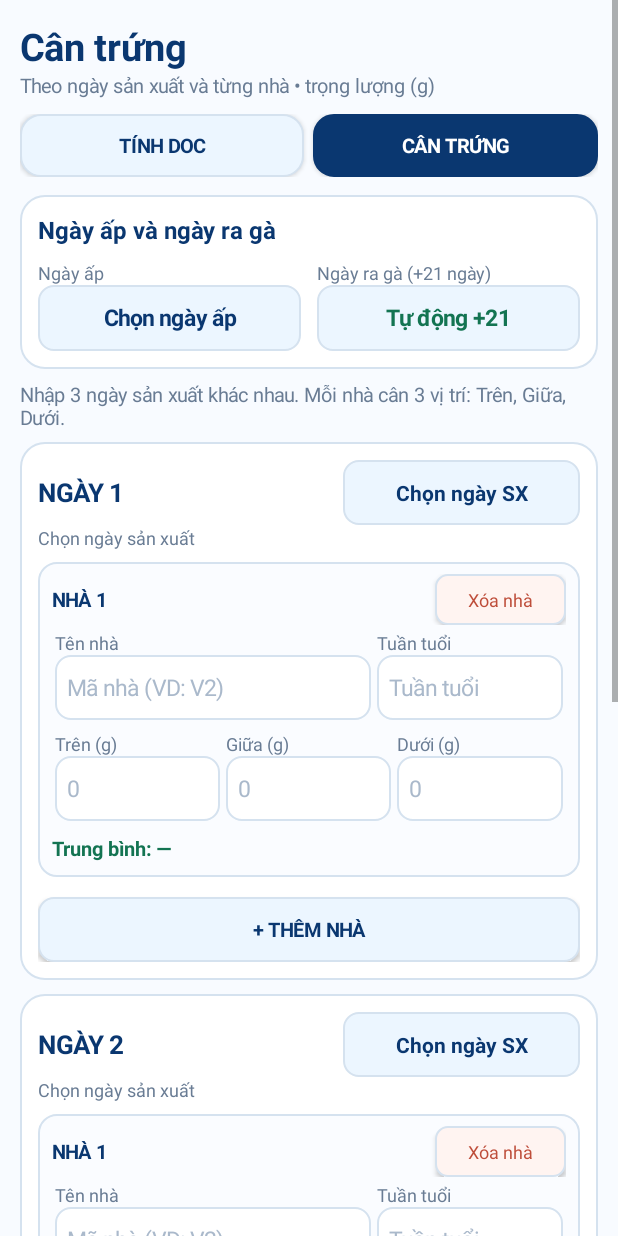
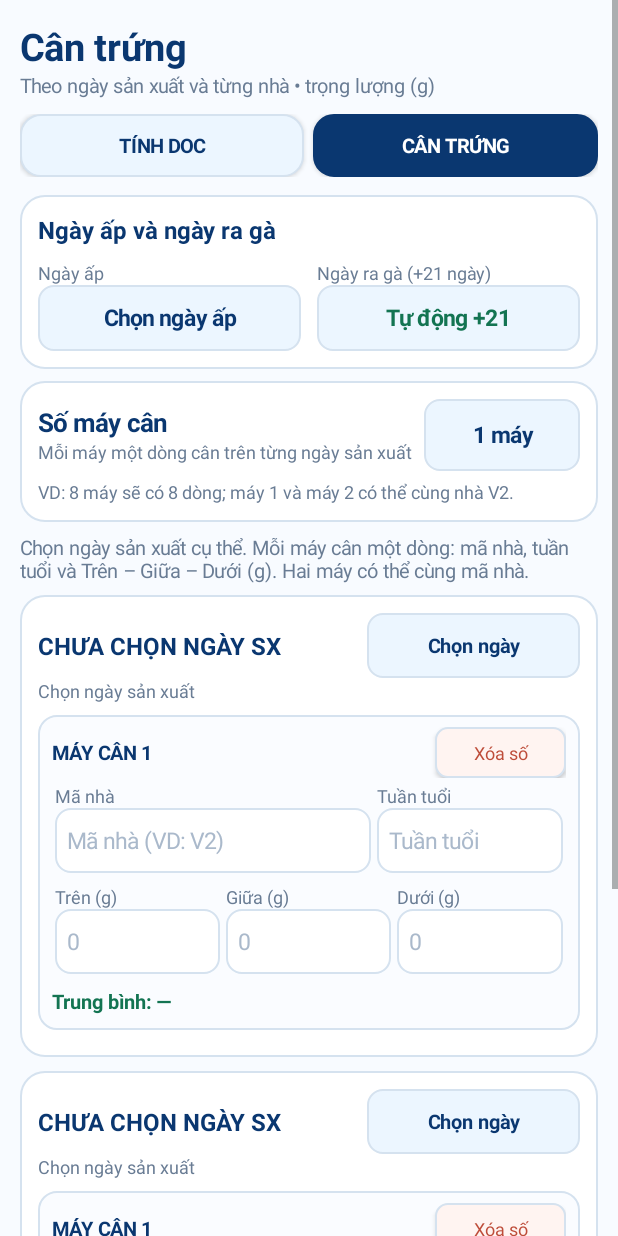
Before and after one commit to anhkaipa-cmd/Tinh-ga-app, an Android app: the EggWeightActivity screen opened directly, with no data from a screen before it, on a phone screen of 412 x 824 dp. Run offline under Robolectric (Android 15) with nearby library versions, the phone set to English and light mode, and no system bars.

Commit message:
Show real production dates, support two-day export and selectable machine count with duplicate houses

```diff
--- a/app/src/main/java/com/anhthu/tinhga/EggWeightActivity.java
+++ b/app/src/main/java/com/anhthu/tinhga/EggWeightActivity.java
@@ -2,6 +2,7 @@ package com.anhthu.tinhga;
 
 import android.app.Activity;
 import android.app.DatePickerDialog;
+import android.app.AlertDialog;
 import android.content.ClipData;
 import android.content.Intent;
 import android.content.SharedPreferences;
@@ -19,6 +20,7 @@ import android.view.ViewGroup;
 import android.widget.Button;
 import android.widget.EditText;
 import android.widget.LinearLayout;
+import android.widget.NumberPicker;
 import android.widget.ScrollView;
 import android.widget.TextView;
 import android.widget.Toast;
@@ -46,8 +48,11 @@ public class EggWeightActivity extends Activity {
     private final TextView[] dayDateTexts=new TextView[3];
     private final TextView[] dayStatusTexts=new TextView[3];
     private final LinearLayout[] dayContainers=new LinearLayout[3];
-    private TextView hatchText, incubationText, overallStatus;
-    private Button exportButton;
+    private final TextView[] dayHeadingTexts=new TextView[3];
+    private final View[] dayCards=new View[3];
+    private TextView hatchText, incubationText, overallStatus, machineCountView;
+    private Button exportButton, thirdDayToggle;
+    private int machineCount, visibleDayCount;
 
     private static class WeightRow {
         final String id;
@@ -64,6 +69,20 @@ public class EggWeightActivity extends Activity {
         getWindow().getDecorView().setSystemUiVisibility(View.SYSTEM_UI_FLAG_LIGHT_STATUS_BAR);
         store=getSharedPreferences("tinh_ga_can_trung",MODE_PRIVATE);
         for (int i=0; i<3; i++) rows[i]=new ArrayList<>();
+        visibleDayCount=store.getInt("visible_days",
+            store.getLong("production_2",0)>0?3:2);
+        visibleDayCount=visibleDayCount==3?3:2;
+        machineCount=store.getInt("machine_count",0);
+        if(machineCount<1) {
+            machineCount=1;
+            for(int day=0;day<3;day++) {
+                String ids=store.getString("ids_"+day,"0");
+                if(ids!=null&&!ids.trim().isEmpty()) {
+                    machineCount=Math.max(machineCount,ids.split(",").length);
+                }
+            }
+        }
+        machineCount=Math.max(1,Math.min(30,machineCount));
         setContentView(buildScreen());
         refresh();
     }
@@ -86,15 +105,36 @@ public class EggWeightActivity extends Activity {
         root.addView(space(12));
         root.addView(incubationCard());
         root.addView(space(8));
+        root.addView(machineConfigCard());
+        root.addView(space(8));
 
-        TextView guide=label("Nhập 3 ngày sản xuất khác nhau. Mỗi nhà cân 3 vị trí: Trên, Giữa, Dưới.",13,GREY,false);
+        TextView guide=label("Chọn ngày sản xuất cụ thể. Mỗi máy cân một dòng: mã nhà, tuần tuổi và Trên – Giữa – Dưới (g). Hai máy có thể cùng mã nhà.",13,GREY,false);
         root.addView(guide);
         root.addView(space(7));
 
         for(int day=0;day<3;day++) {
-            root.addView(dayCard(day));
+            dayCards[day]=dayCard(day);
+            root.addView(dayCards[day]);
             root.addView(space(9));
         }
+        dayCards[2].setVisibility(visibleDayCount==3?View.VISIBLE:View.GONE);
+
+        thirdDayToggle=new Button(this);
+        thirdDayToggle.setAllCaps(false);
+        thirdDayToggle.setTextSize(14);
+        thirdDayToggle.setTypeface(Typeface.DEFAULT_BOLD);
+        thirdDayToggle.setTextColor(NAVY);
+        thirdDayToggle.setBackground(round(PALE,10,BORDER));
+        thirdDayToggle.setOnClickListener(v->{
+            visibleDayCount=visibleDayCount==2?3:2;
+            store.edit().putInt("visible_days",visibleDayCount).apply();
+            dayCards[2].setVisibility(visibleDayCount==3?View.VISIBLE:View.GONE);
+            updateThirdDayToggle();
+            refresh();
+        });
+        root.addView(thirdDayToggle,new LinearLayout.LayoutParams(-1,dp(44)));
+        updateThirdDayToggle();
+        root.addView(space(9));
         overallStatus=label("",13,NAVY,true);
         root.addView(overallStatus);
         root.addView(space(9));
@@ -166,18 +206,70 @@ public class EggWeightActivity extends Activity {
         return card;
     }
 
+    private View machineConfigCard() {
+        LinearLayout card=verticalCard();
+        LinearLayout bar=new LinearLayout(this);
+        bar.setOrientation(LinearLayout.HORIZONTAL);
+        bar.setGravity(Gravity.CENTER_VERTICAL);
+        LinearLayout labels=new LinearLayout(this);
+        labels.setOrientation(LinearLayout.VERTICAL);
+        labels.addView(label("Số máy cân",17,NAVY,true));
+        labels.addView(label("Mỗi máy một dòng cân trên từng ngày sản xuất",12,GREY,false));
+        bar.addView(labels,new LinearLayout.LayoutParams(0,-2,1f));
+        machineCountView=dateButtonText();
+        machineCountView.setText(machineCount+" máy");
+        machineCountView.setOnClickListener(v->pickMachineCount());
+        bar.addView(machineCountView,new LinearLayout.LayoutParams(dp(104),dp(48)));
+        card.addView(bar);
+        card.addView(space(5));
+        card.addView(label("VD: 8 máy sẽ có 8 dòng; máy 1 và máy 2 có thể cùng nhà V2.",12,GREY,false));
+        return card;
+    }
+
+    private void pickMachineCount() {
+        NumberPicker picker=new NumberPicker(this);
+        picker.setMinValue(1);
+        picker.setMaxValue(30);
+        picker.setWrapSelectorWheel(false);
+        picker.setValue(machineCount);
+        picker.setDescendantFocusability(NumberPicker.FOCUS_BLOCK_DESCENDANTS);
+        new AlertDialog.Builder(this)
+            .setTitle("Chọn số máy cân")
+            .setView(picker)
+            .setPositiveButton("ÁP DỤNG",(dialog,which)->{
+                int count=picker.getValue();
+                if(count!=machineCount) {
+                    machineCount=count;
+                    store.edit().putInt("machine_count",machineCount).apply();
+                    for(int day=0;day<3;day++) rows[day].clear();
+                    setContentView(buildScreen());
+                    refresh();
+                }
+            })
+            .setNegativeButton("HỦY",null)
+            .show();
+    }
+
+    private void updateThirdDayToggle() {
+        if(thirdDayToggle!=null) {
+            thirdDayToggle.setText(visibleDayCount==2?
+                "+ THÊM NGÀY SẢN XUẤT THỨ 3" : "CHỈ XUẤT 2 NGÀY SẢN XUẤT");
+        }
+    }
+
     private View dayCard(int day) {
         LinearLayout card=verticalCard();
         LinearLayout titleRow=new LinearLayout(this);
         titleRow.setOrientation(LinearLayout.HORIZONTAL);
         titleRow.setGravity(Gravity.CENTER_VERTICAL);
-        titleRow.addView(label("NGÀY " +(day+1),17,NAVY,true),
-            new LinearLayout.LayoutParams(0,-2,1f));
+        TextView heading=label("CHƯA CHỌN NGÀY SX",16,NAVY,true);
+        dayHeadingTexts[day]=heading;
+        titleRow.addView(heading,new LinearLayout.LayoutParams(0,-2,1f));
         TextView date=dateButtonText();
-        date.setTextSize(14);
+        date.setTextSize(13);
         dayDateTexts[day]=date;
         date.setOnClickListener(v->pickDate("production_"+day,date,true));
-        titleRow.addView(date,new LinearLayout.LayoutParams(dp(158),dp(43)));
+        titleRow.addView(date,new LinearLayout.LayoutParams(dp(142),dp(43)));
         card.addView(titleRow);
 
         TextView status=label("",12,GREY,false);
@@ -191,24 +283,21 @@ public class EggWeightActivity extends Activity {
         card.addView(container);
 
         String saved=store.getString("ids_"+day,"0");
-        if (saved.trim().isEmpty()) saved="0";
+        if(saved==null||saved.trim().isEmpty()) saved="0";
+        ArrayList<String> ids=new ArrayList<>();
         for(String id:saved.split(",")) {
-            if (!id.trim().isEmpty()) appendRow(day,id.trim());
+            if(!id.trim().isEmpty()) ids.add(id.trim());
         }
-        Button add=new Button(this);
-        add.setAllCaps(false);
-        add.setText("+ THÊM NHÀ");
-        add.setTextSize(13);
-        add.setTextColor(NAVY);
-        add.setTypeface(Typeface.DEFAULT_BOLD);
-        add.setBackground(round(PALE,10,BORDER));
-        add.setOnClickListener(v->addHouse(day));
-        LinearLayout.LayoutParams ap=new LinearLayout.LayoutParams(-1,dp(43));
-        ap.topMargin=dp(7);
-        card.addView(add,ap);
-
+        while(ids.size()<machineCount) {
+            long next=store.getLong("next_id",1);
+            store.edit().putLong("next_id",next+1).apply();
+            ids.add(String.valueOf(next));
+        }
+        store.edit().putString("ids_"+day,android.text.TextUtils.join(",",ids)).apply();
+        for(int index=0;index<machineCount;index++) appendRow(day,ids.get(index));
         long ms=store.getLong("production_"+day,0);
-        date.setText(ms>0?formatDate(ms):"Chọn ngày SX");
+        date.setText(ms>0?"Đổi ngày":"Chọn ngày");
+        heading.setText(ms>0? "NGÀY SX\n"+formatDate(ms):"CHƯA CHỌN NGÀY SX");
         return card;
     }
 
@@ -226,16 +315,16 @@ public class EggWeightActivity extends Activity {
 
         LinearLayout header=new LinearLayout(this);
         header.setGravity(Gravity.CENTER_VERTICAL);
-        header.addView(label("NHÀ "+rows[day].size(),13,NAVY,true),
+        header.addView(label("MÁY CÂN "+rows[day].size(),13,NAVY,true),
             new LinearLayout.LayoutParams(0,-2,1f));
         Button remove=new Button(this);
-        remove.setText("Xóa nhà");
+        remove.setText("Xóa số");
         remove.setAllCaps(false);
         remove.setTextSize(12);
         remove.setTextColor(Color.rgb(190,77,58));
         remove.setPadding(dp(4),0,dp(4),0);
         remove.setBackground(round(Color.rgb(255,244,241),8,BORDER));
-        remove.setOnClickListener(v->removeHouse(day,row));
+        remove.setOnClickListener(v->clearMachineRow(row));
         header.addView(remove,new LinearLayout.LayoutParams(dp(87),dp(34)));
         card.addView(header);
 
@@ -244,7 +333,7 @@ public class EggWeightActivity extends Activity {
         row.house=input(day,id,"house","Mã nhà (VD: V2)",false);
         row.age=input(day,id,"age","Tuần tuổi",false);
         row.age.setInputType(InputType.TYPE_CLASS_NUMBER);
-        addColumn(rowOne,"Tên nhà",row.house,1.7f);
+        addColumn(rowOne,"Mã nhà",row.house,1.7f);
         addColumn(rowOne,"Tuần tuổi",row.age,1f);
         card.addView(rowOne);
 
@@ -299,38 +388,13 @@ public class EggWeightActivity extends Activity {
         return v;
     }
 
-    private void addHouse(int day) {
-        long id=store.getLong("next_id",1);
-        store.edit().putLong("next_id",id+1).apply();
-        appendRow(day,String.valueOf(id));
-        saveIds(day);
+    private void clearMachineRow(WeightRow row) {
+        row.house.setText("");
+        row.age.setText("");
+        row.top.setText("");
+        row.middle.setText("");
+        row.bottom.setText("");
         refresh();
-    }
-
-    private void removeHouse(int day,WeightRow row) {
-        if (rows[day].size()==1) {
-            row.house.setText("");row.age.setText("");
-            row.top.setText("");row.middle.setText("");row.bottom.setText("");
-        } else {
-            dayContainers[day].removeView(row.container);
-            rows[day].remove(row);
-            SharedPreferences.Editor ed=store.edit();
-            for(String field:new String[]{"house","age","top","middle","bottom"}) {
-                ed.remove("entry_"+day+"_"+row.id+"_"+field);
-            }
-            ed.apply();
-            saveIds(day);
-        }
-        refresh();
-    }
-
-    private void saveIds(int day) {
-        StringBuilder ids=new StringBuilder();
-        for(WeightRow r:rows[day]) {
-            if(ids.length()>0) ids.append(',');
-            ids.append(r.id);
-        }
-        store.edit().putString("ids_"+day,ids.toString()).apply();
     }
 
     private void pickDate(String key,TextView output,boolean production) {
@@ -360,7 +424,10 @@ public class EggWeightActivity extends Activity {
         for(int i=0;i<3;i++) {
             if(dayDateTexts[i]!=null) {
                 long date=store.getLong("production_"+i,0);
-                dayDateTexts[i].setText(date>0?formatDate(date):"Chọn ngày SX");
+                dayDateTexts[i].setText(date>0?"Đổi ngày":"Chọn ngày");
+                if(dayHeadingTexts[i]!=null) {
+                    dayHeadingTexts[i].setText(date>0?"NGÀY SX\n"+formatDate(date):"CHƯA CHỌN NGÀY SX");
+                }
             }
         }
     }
@@ -415,74 +482,75 @@ public class EggWeightActivity extends Activity {
 
     private void refresh() {
         if(overallStatus==null||exportButton==null) return;
+        long incubation=store.getLong("incubation",0);
         int validDays=0;
-        boolean incomplete=false;
-        HashSet<Long> distinct=new HashSet<>();
-        for(int day=0;day<3;day++) {
+        HashSet<String> distinct=new HashSet<>();
+        boolean datesValid=true;
+        for(int day=0;day<visibleDayCount;day++) {
             long date=store.getLong("production_"+day,0);
-            if(date>0) distinct.add(date);
+            if(date>0) {
+                distinct.add(formatDate(date));
+                if(incubation>0 && date>incubation) datesValid=false;
+            }
             int filled=0;
-            boolean partial=false;
             for(WeightRow r:rows[day]) {
                 updateAverage(r);
                 if(complete(r)) filled++;
-                else if(containsData(r)) partial=true;
             }
-            boolean dayReady=date>0 && filled>0 && !partial;
+            boolean dayReady=date>0 && filled==machineCount;
             if(dayReady) validDays++;
-            if(partial) incomplete=true;
             if(dayStatusTexts[day]!=null) {
-                String status=dayReady?"✓ Đủ dữ liệu • "+filled+" nhà":
-                    (partial?"Còn dòng chưa đủ 3 vị trí hoặc tuần tuổi":
-                    (date==0?"Chọn ngày sản xuất":"Nhập ít nhất 1 nhà và đủ 3 vị trí"));
+                String status=date==0?"Chọn ngày sản xuất":
+                    (filled==machineCount?
+                    "✓ Đã đủ "+filled+"/"+machineCount+" máy cân" :
+                    "Đã nhập đủ "+filled+"/"+machineCount+" máy • cần mã nhà, tuần tuổi, 3 vị trí");
                 dayStatusTexts[day].setText(status);
                 dayStatusTexts[day].setTextColor(dayReady?GREEN:GREY);
             }
         }
-        boolean validDate=store.getLong("incubation",0)>0;
-        boolean unique=distinct.size()==3;
-        boolean allReady=validDate && validDays==3 && unique && !incomplete;
+        boolean unique=distinct.size()==visibleDayCount;
+        boolean allReady=incubation>0 && validDays==visibleDayCount && unique && datesValid;
         exportButton.setEnabled(allReady);
         exportButton.setVisibility(allReady?View.VISIBLE:View.GONE);
         exportButton.setBackground(round(allReady?BLUE:Color.rgb(137,155,181),12,BORDER));
-        if(!validDate) overallStatus.setText("Cần chọn ngày ấp để xuất Excel.");
-        else if(!unique && validDays==3) overallStatus.setText("3 ngày sản xuất phải khác nhau.");
-        else if(allReady) overallStatus.setText("✓ Đã đủ 3 ngày. Có thể gửi file Excel.");
-        else overallStatus.setText("Đã hoàn thành "+validDays+"/3 ngày • Hoàn thiện để bật nút gửi Excel.");
+        if(incubation==0) overallStatus.setText("Hãy chọn ngày ấp.");
+        else if(!datesValid) overallStatus.setText("Ngày sản xuất phải không sau ngày ấp.");
+        else if(validDays==visibleDayCount&&!unique) overallStatus.setText("Chọn "+visibleDayCount+" ngày sản xuất khác nhau.");
+        else if(allReady) overallStatus.setText("✓ Đủ "+visibleDayCount+" ngày và "+machineCount+" máy/ngày. Có thể gửi Excel.");
+        else overallStatus.setText("Hoàn thành "+validDays+"/"+visibleDayCount+" ngày • "+machineCount+" máy/ngày.");
         overallStatus.setTextColor(allReady?GREEN:NAVY);
     }
 
     private void sendExcel() {
         long incub=store.getLong("incubation",0);
         if(incub<=0) return;
-        HashSet<Long> distinct=new HashSet<>();
+        HashSet<String> distinct=new HashSet<>();
         ArrayList<XlsxExporter.Record> data=new ArrayList<>();
-        for(int day=0;day<3;day++) {
+        for(int day=0;day<visibleDayCount;day++) {
             long prod=store.getLong("production_"+day,0);
-            if(prod<=0||!distinct.add(prod)) {
-                Toast.makeText(this,"Cần đủ 3 ngày sản xuất khác nhau.",Toast.LENGTH_LONG).show();
+            if(prod<=0 || prod>incub || !distinct.add(formatDate(prod))) {
+                Toast.makeText(this,"Hãy chọn ngày sản xuất hợp lệ và không trùng.",Toast.LENGTH_LONG).show();
                 return;
             }
-            int num=0;
-            for(WeightRow r:rows[day]) {
-                if(complete(r)) {
-                    data.add(new XlsxExporter.Record(formatDate(prod),
-                        r.house.getText().toString().trim(),
-                        Integer.parseInt(r.age.getText().toString().trim()),
-                        weight(r.top),weight(r.middle),weight(r.bottom)));
-                    num++;
-                } else if (containsData(r)) {
-                    Toast.makeText(this,"Có nhà chưa nhập đủ dữ liệu.",Toast.LENGTH_LONG).show();
+            if(rows[day].size()!=machineCount) return;
+            for(int machine=0;machine<machineCount;machine++) {
+                WeightRow r=rows[day].get(machine);
+                if(!complete(r)) {
+                    Toast.makeText(this,"Máy cân "+(machine+1)+" ngày "+formatDate(prod)+" chưa đủ dữ liệu.",Toast.LENGTH_LONG).show();
                     return;
                 }
+                data.add(new XlsxExporter.Record(formatDate(prod),machine+1,
+                    r.house.getText().toString().trim(),
+                    Integer.parseInt(r.age.getText().toString().trim()),
+                    weight(r.top),weight(r.middle),weight(r.bottom)));
             }
-            if(num==0) return;
         }
         try {
             File dir=new File(getCacheDir(),"egg_exports");
             if(!dir.exists()&&!dir.mkdirs()) throw new IllegalStateException("Không tạo được thư mục xuất.");
             File xlsx=new File(dir,"Can-trung.xlsx");
-            XlsxExporter.write(xlsx,formatDate(incub),formatDate(hatchMillis(incub)),data);
+            XlsxExporter.write(xlsx,formatDate(incub),formatDate(hatchMillis(incub)),
+                visibleDayCount,machineCount,data);
             Intent send=new Intent(Intent.ACTION_SEND);
             send.setType("application/vnd.openxmlformats-officedocument.spreadsheetml.sheet");
             send.putExtra(Intent.EXTRA_SUBJECT,"Báo cáo cân trứng");
```
